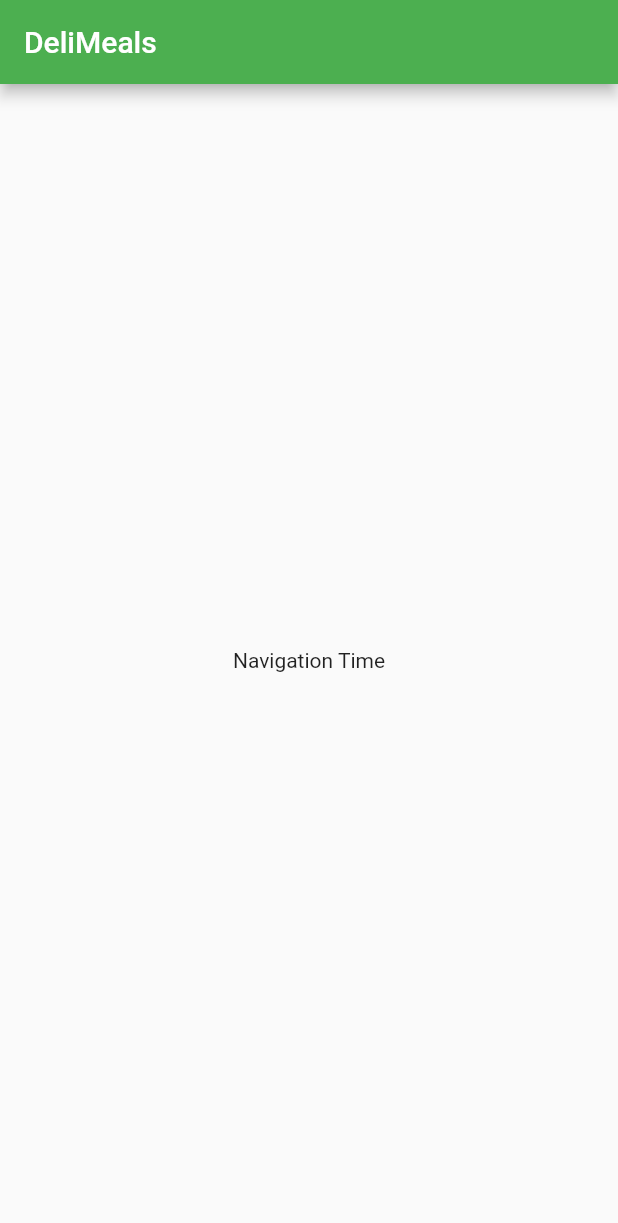
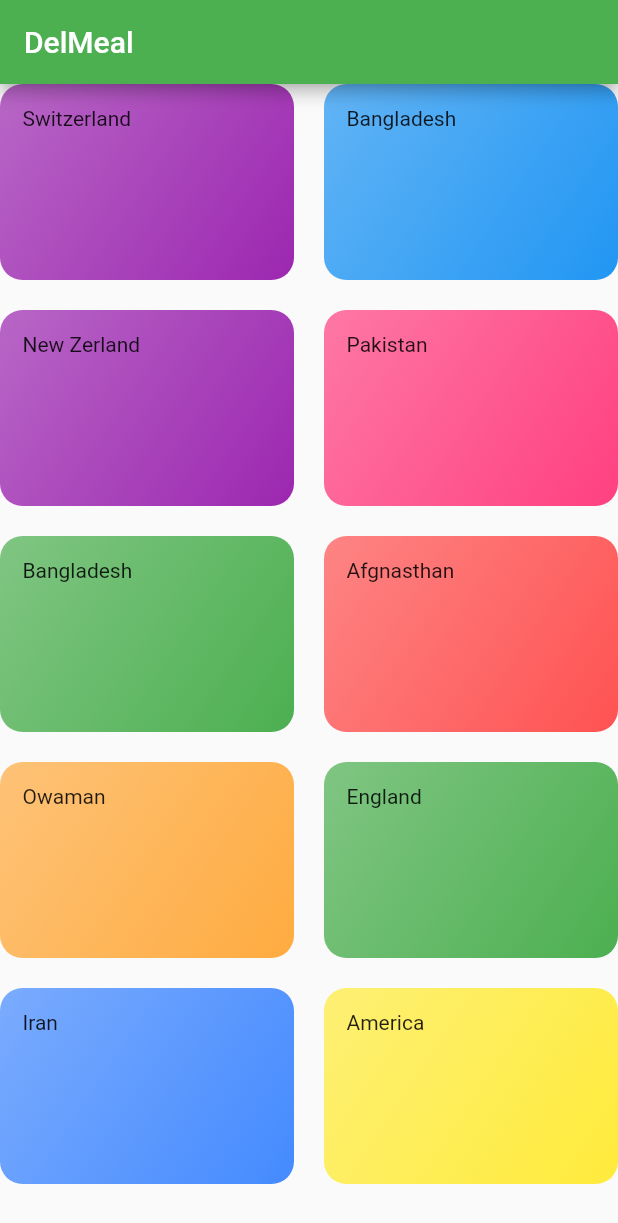
Before and after one commit to alaminsheikh01/Cooking_meal_app, a Flutter app: the screen it shows after launch, on a phone screen of 412 x 824 dp. Shown: the top 1223 px of the screen. Run offline on Flutter 3.47's test engine with Material 2 defaults, Android fonts, the phone set to English and light mode, and no system bars.

Commit message:
show all card from dummy data

```diff
--- /dev/null
+++ b/lib/categories_screen.dart
@@ -0,0 +1,29 @@
+import 'package:flutter/material.dart';
+import './category_item.dart';
+import './dummy_data.dart';
+
+class CategoriesScreen extends StatelessWidget {
+  const CategoriesScreen({Key? key}) : super(key: key);
+
+  @override
+  Widget build(BuildContext context) {
+    return Scaffold(
+      appBar: AppBar(
+        title: Text('DelMeal'),
+      ),
+      body: GridView(
+        children: DUMMY_CATEGORIES
+            .map(
+              (catData) => CategoryItem(catData.title, catData.color),
+            )
+            .toList(),
+        gridDelegate: SliverGridDelegateWithMaxCrossAxisExtent(
+          maxCrossAxisExtent: 200,
+          childAspectRatio: 3 / 2,
+          crossAxisSpacing: 20,
+          mainAxisSpacing: 20,
+        ),
+      ),
+    );
+  }
+}
--- /dev/null
+++ b/lib/category_item.dart
@@ -0,0 +1,27 @@
+import 'package:flutter/cupertino.dart';
+
+class CategoryItem extends StatelessWidget {
+  final String title;
+  final Color color;
+
+  CategoryItem(this.title, this.color);
+
+  @override
+  Widget build(BuildContext context) {
+    return Container(
+      padding: const EdgeInsets.all(15),
+      child: Text(title),
+      decoration: BoxDecoration(
+        gradient: LinearGradient(
+          colors: [
+            color.withOpacity(0.7),
+            color,
+          ],
+          begin: Alignment.topLeft,
+          end: Alignment.bottomRight,
+        ),
+        borderRadius: BorderRadius.circular(15),
+      ),
+    );
+  }
+}
--- /dev/null
+++ b/lib/dummy_data.dart
@@ -0,0 +1,55 @@
+import 'package:flutter/material.dart';
+import 'models/category.dart';
+
+const DUMMY_CATEGORIES = const [
+  Category(
+    id: 'c1',
+    title: 'Switzerland',
+    color: Colors.purple,
+  ),
+  Category(
+    id: 'c2',
+    title: 'Bangladesh',
+    color: Colors.blue,
+  ),
+  Category(
+    id: 'c3',
+    title: 'New Zerland',
+    color: Colors.purple,
+  ),
+  Category(
+    id: 'c4',
+    title: 'Pakistan',
+    color: Colors.pinkAccent,
+  ),
+  Category(
+    id: 'c5',
+    title: 'Bangladesh',
+    color: Colors.green,
+  ),
+  Category(
+    id: 'c6',
+    title: 'Afgnasthan',
+    color: Colors.redAccent,
+  ),
+  Category(
+    id: 'c7',
+    title: 'Owaman',
+    color: Colors.orangeAccent,
+  ),
+  Category(
+    id: 'c8',
+    title: 'England',
+    color: Colors.green,
+  ),
+  Category(
+    id: 'c9',
+    title: 'Iran',
+    color: Colors.blueAccent,
+  ),
+  Category(
+    id: 'c10',
+    title: 'America',
+    color: Colors.yellow,
+  ),
+];
--- a/lib/main.dart
+++ b/lib/main.dart
@@ -1,4 +1,5 @@
 import 'package:flutter/material.dart';
+import './categories_screen.dart';
 
 void main() => runApp(MyApp());
 
@@ -9,7 +10,7 @@ class MyApp extends StatelessWidget {
       theme: ThemeData(
         primarySwatch: Colors.green,
       ),
-      home: MyHomePage(),
+      home: CategoriesScreen(),
     );
   }
 }
--- /dev/null
+++ b/lib/models/category.dart
@@ -0,0 +1,13 @@
+import 'package:flutter/material.dart';
+
+class Category {
+  final String id;
+  final String title;
+  final Color color;
+
+  const Category({
+    required this.id,
+    required this.title,
+    this.color = Colors.orange,
+  });
+}
```
Also changed, not shown: pubspec.yaml (+2 -56 lines).
